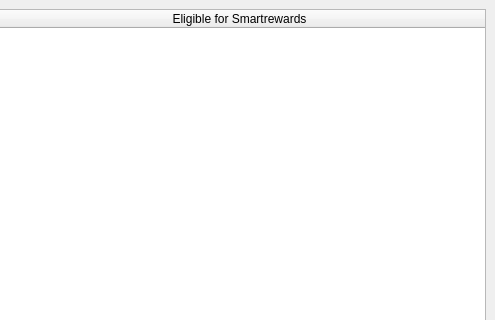
First picture: the form in src/qt/forms/smartrewardslist.ui, repository firoorg/firo, before the edit; both pictures show x 316 to 811 and y 0 to 320 of the 811 by 457 pixel window.
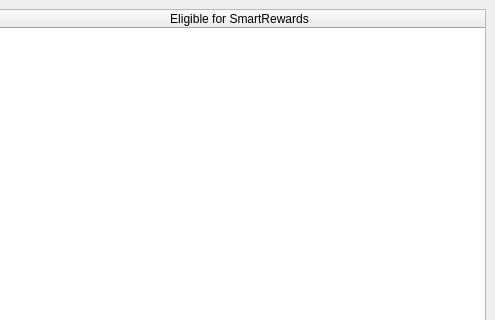
Second picture: the form after the edit.

Commit message: SmartRewards menu text cleanup.

Patch:
```diff
--- a/src/qt/forms/smartrewardslist.ui
+++ b/src/qt/forms/smartrewardslist.ui
@@ -68,7 +68,7 @@
        </column>
        <column>
         <property name="text">
-         <string>Eligible for Smartrewards</string>
+         <string>Eligible for SmartRewards</string>
         </property>
        </column>
       </widget>
```
